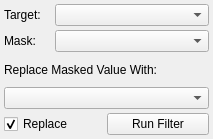
First picture: the form in Interface/ToolInterface/MaskDataFilterInterface.ui, repository jessdtate/Seg3D, before the edit.
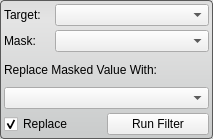
Second picture: the form after the edit.

Commit message: updates to all tool interfaces

```diff
--- a/Interface/ToolInterface/MaskDataFilterInterface.ui
+++ b/Interface/ToolInterface/MaskDataFilterInterface.ui
@@ -37,6 +37,13 @@
   <property name="windowTitle">
    <string>Mask Data Filter</string>
   </property>
+  <property name="styleSheet">
+   <string notr="true">QWidget#MaskDataFilterInterface{
+	border-radius: 4px;
+	border: 1px solid rgb(90, 90, 90);
+	background-color: qlineargradient(spread:pad, x1:0.5, y1:0, x2:0.5, y2:0.960227, stop:0 rgba(221, 221, 221, 255), stop:0.155779 rgba(228, 228, 228, 255), stop:1 rgba(202, 204, 204, 255));      
+}</string>
+  </property>
   <layout class="QVBoxLayout" name="verticalLayout_2">
    <property name="spacing">
     <number>0</number>
```
The commit also changes 26 other files.
